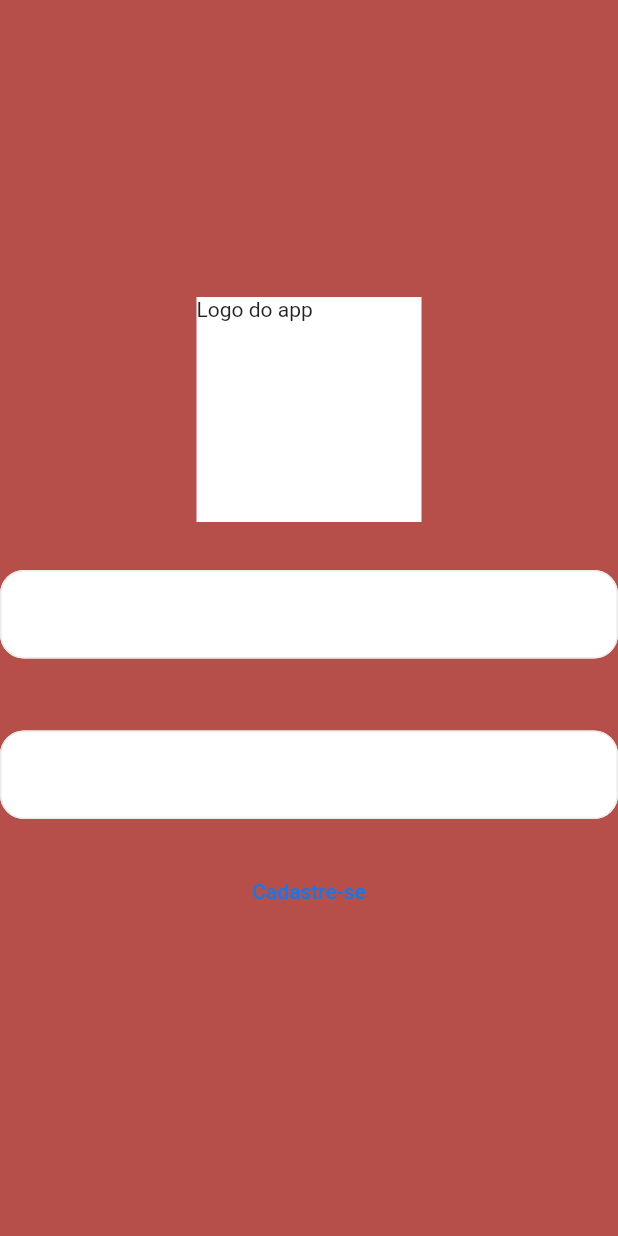
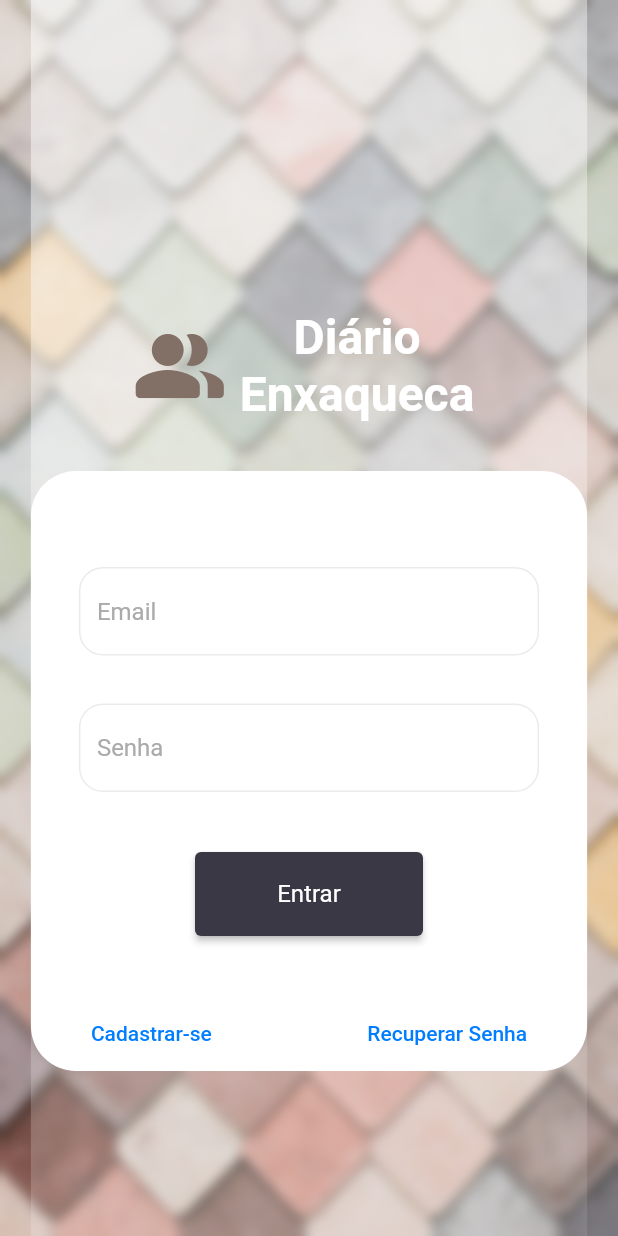
Before and after one commit to JoseTeixeiraMendesJunior/diario_enxaqueca, a Flutter app: the screen it shows after launch, on a phone screen of 412 x 824 dp. Run offline on Flutter 3.47's test engine with Material 2 defaults, Android fonts, the phone set to English and light mode, and no system bars; missing offline and left inert: flutter_animated_dialog.

Commit message:
front login concluido

```diff
--- a/lib/layouts/globalinfo.dart
+++ b/lib/layouts/globalinfo.dart
@@ -7,8 +7,10 @@ class GlobalInfo {
   ///Cores globais
   ///
   // cores do design
-  static const Color primaryColor = Color.fromRGBO(204, 74, 67, 0.8);
-  static const Color secondaryColor = Color.fromRGBO(213, 138, 134, 0.83);
+  static const Color primaryColor = Color.fromRGBO(247, 204, 172, 1);
+  static const Color secondaryColor = Color.fromRGBO(198, 155, 123, 1);
+  static const Color tertiaryColor = Color.fromRGBO(130, 111, 102, 1);
+  static const Color contrastColor = Color.fromRGBO(58, 56, 69, 1);
 
   ///
   //cores de aviso
--- a/lib/main.dart
+++ b/lib/main.dart
@@ -38,10 +38,10 @@
                   minimumSize: const Size(152, 56),
                   padding:
                       const EdgeInsets.symmetric(vertical: 16, horizontal: 20),
-                  primary: GlobalInfo.blue,
+                  primary: GlobalInfo.contrastColor,
                   textStyle: const TextStyle(fontSize: 16))),
           inputDecorationTheme: InputDecorationTheme(
-            hintStyle: const TextStyle(color: GlobalInfo.primaryColor),
+            hintStyle: const TextStyle(color: GlobalInfo.grey),
             floatingLabelStyle: const TextStyle(
                 color: GlobalInfo.primaryColor, fontWeight: FontWeight.bold),
             alignLabelWithHint: true,
--- a/lib/views/login/index.dart
+++ b/lib/views/login/index.dart
@@ -1,7 +1,7 @@
+import 'dart:ui';
+
 import 'package:diario_enxaqueca/layouts/globalinfo.dart';
 import 'package:flutter/material.dart';
-import 'package:flutter/src/foundation/key.dart';
-import 'package:flutter/src/widgets/framework.dart';
 
 class LoginView extends StatefulWidget {
   const LoginView({Key? key}) : super(key: key);
@@ -13,34 +13,140 @@ class LoginView extends StatefulWidget {
 class _LoginViewState extends State<LoginView> {
   @override
   Widget build(BuildContext context) {
-    return Container(
-      color: GlobalInfo.primaryColor,
+    return Scaffold(
+      body: Stack(
+        children: const [BackgraoundImage(), BodyLoginWidget()],
+      ),
+    );
+  }
+}
+
+class BodyLoginWidget extends StatelessWidget {
+  const BodyLoginWidget({
+    Key? key,
+  }) : super(key: key);
+
+  @override
+  Widget build(BuildContext context) {
+    return Center(
+      child: Container(
+        alignment: Alignment.center,
+        child: ClipRRect(
+          child: Container(
+            height: double.infinity,
+            color: Colors.transparent,
+            child: Stack(
+              children: [
+                BackdropFilter(
+                  filter: ImageFilter.blur(sigmaX: 4, sigmaY: 4),
+                  child: Container(),
+                ),
+                Center(
+                  child: Container(
+                    width: MediaQuery.of(context).size.width * 0.9,
+                    decoration: BoxDecoration(
+                        gradient: LinearGradient(
+                            begin: Alignment.topLeft,
+                            end: Alignment.bottomRight,
+                            colors: [
+                          Colors.white.withOpacity(0.50),
+                          Colors.white.withOpacity(0.10)
+                        ])),
+                    child: Center(
+                      child: Column(
+                        children: [
+                          const Padding(
+                            padding: EdgeInsets.only(bottom: 32),
+                            child: LogoWidget(),
+                          ),
+                          Container(
                             width: double.infinity,
-      height: double.infinity,
+                            height: 400,
+                            decoration: BoxDecoration(
+                              color: Colors.white,
+                              borderRadius: BorderRadius.circular(30),
+                            ),
                             child: Column(
-        mainAxisAlignment: MainAxisAlignment.center,
-        crossAxisAlignment: CrossAxisAlignment.center,
                               children: [
-          const LogoWidget(),
-          const Padding(
-            padding: EdgeInsets.only(top: 32, bottom: 16),
-            child: TextField(),
+                                Padding(
+                                  padding: const EdgeInsets.only(
+                                      top: 64, bottom: 32, right: 32, left: 32),
+                                  child: TextFormField(
+                                    decoration: const InputDecoration(
+                                        hintText: 'Email'),
                                   ),
-          const Padding(
-            padding: EdgeInsets.only(top: 32, bottom: 16),
-            child: TextField(),
+                                ),
+                                Padding(
+                                  padding: const EdgeInsets.only(
+                                      bottom: 32, right: 32, left: 32),
+                                  child: TextFormField(
+                                    decoration: const InputDecoration(
+                                        hintText: 'Senha'),
+                                  ),
                                 ),
                                 Padding(
                                     padding: const EdgeInsets.all(8),
-            child: TextButton(
+                                    child: ElevatedButton(
+                                      onPressed: () {},
+                                      child: const Text('Entrar'),
+                                    )),
+                                Expanded(
+                                  child: Padding(
+                                    padding: const EdgeInsets.only(
+                                        left: 32, right: 32, top: 32),
+                                    child: Row(
+                                      mainAxisAlignment:
+                                          MainAxisAlignment.spaceBetween,
+                                      children: [
+                                        TextButton(
                                             onPressed: () {},
                                             child: const Text(
-                  'Cadastre-se',
-                  style: TextStyle(color: GlobalInfo.infoColor),
+                                              'Cadastrar-se',
+                                              style: TextStyle(
+                                                  color: GlobalInfo.infoColor),
                                             )),
+                                        TextButton(
+                                            onPressed: () {},
+                                            child: const Text(
+                                              'Recuperar Senha',
+                                              style: TextStyle(
+                                                  color: GlobalInfo.infoColor),
+                                            )),
+                                      ],
+                                    ),
+                                  ),
                                 )
                               ],
                             ),
+                          ),
+                        ],
+                      ),
+                    ),
+                  ),
+                ),
+              ],
+            ),
+          ),
+        ),
+      ),
+    );
+  }
+}
+
+class BackgraoundImage extends StatelessWidget {
+  const BackgraoundImage({
+    Key? key,
+  }) : super(key: key);
+
+  @override
+  Widget build(BuildContext context) {
+    return Container(
+      width: double.infinity,
+      height: double.infinity,
+      decoration: const BoxDecoration(
+          image: DecorationImage(
+              image: AssetImage('assets/images/background.jpg'),
+              fit: BoxFit.cover)),
     );
   }
 }
@@ -52,11 +158,43 @@ class LogoWidget extends StatelessWidget {
 
   @override
   Widget build(BuildContext context) {
-    return Container(
+    return Padding(
+      padding: EdgeInsets.only(top: MediaQuery.of(context).size.height * 0.25),
+      child: SizedBox(
+          // width: 150,
+          // height: 150,
+          child: Row(
+        mainAxisAlignment: MainAxisAlignment.center,
+        crossAxisAlignment: CrossAxisAlignment.center,
+        children: [
+          const Icon(
+            Icons.people_alt_rounded,
+            color: GlobalInfo.tertiaryColor,
+            size: 64,
+          ),
+          Padding(
+            padding: const EdgeInsets.symmetric(horizontal: 8),
+            child: Column(
+              children: const [
+                Text(
+                  'Diário',
+                  style: TextStyle(
                       color: Colors.white,
-      width: 150,
-      height: 150,
-      child: const Text('Logo do app'),
+                      fontSize: 32,
+                      fontWeight: FontWeight.bold),
+                ),
+                Text(
+                  'Enxaqueca',
+                  style: TextStyle(
+                      color: Colors.white,
+                      fontSize: 32,
+                      fontWeight: FontWeight.bold),
+                ),
+              ],
+            ),
+          )
+        ],
+      )),
     );
   }
 }
--- a/pubspec.yaml
+++ b/pubspec.yaml
@@ -59,7 +59,8 @@ flutter:
   uses-material-design: true
 
   # To add assets to your application, add an assets section, like this:
-  # assets:
+  assets:
+    - 'assets/images/'
   #   - images/a_dot_burr.jpeg
   #   - images/a_dot_ham.jpeg
 
```
Also changed, not shown: assets/images/background.jpg (added). Lines whose indentation alone changed are shown as unchanged.
